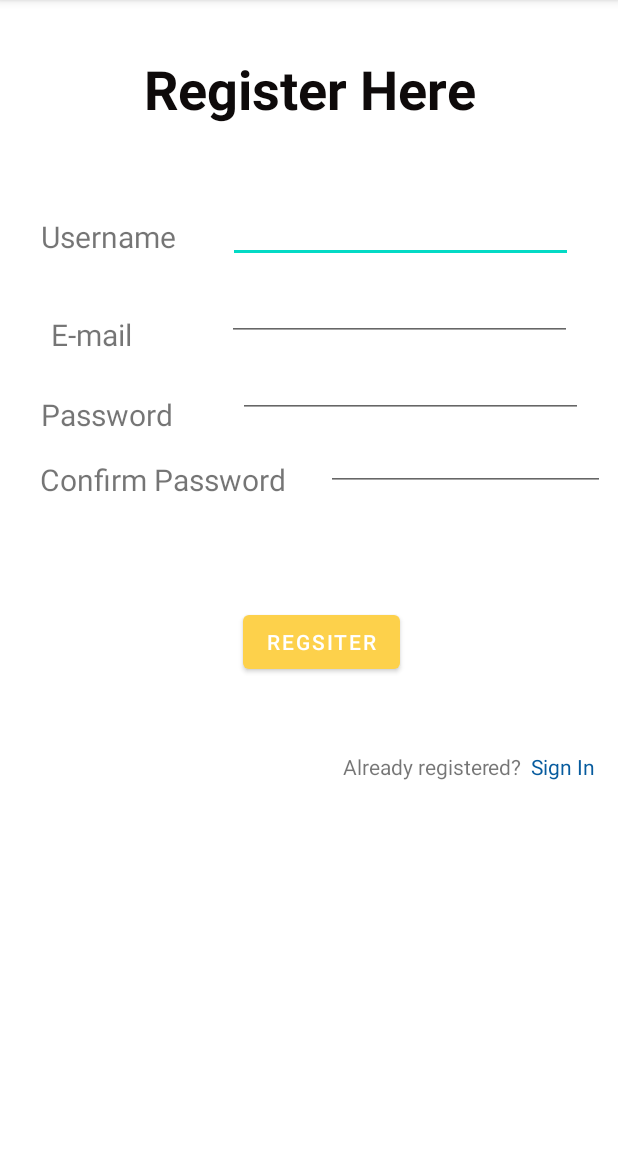
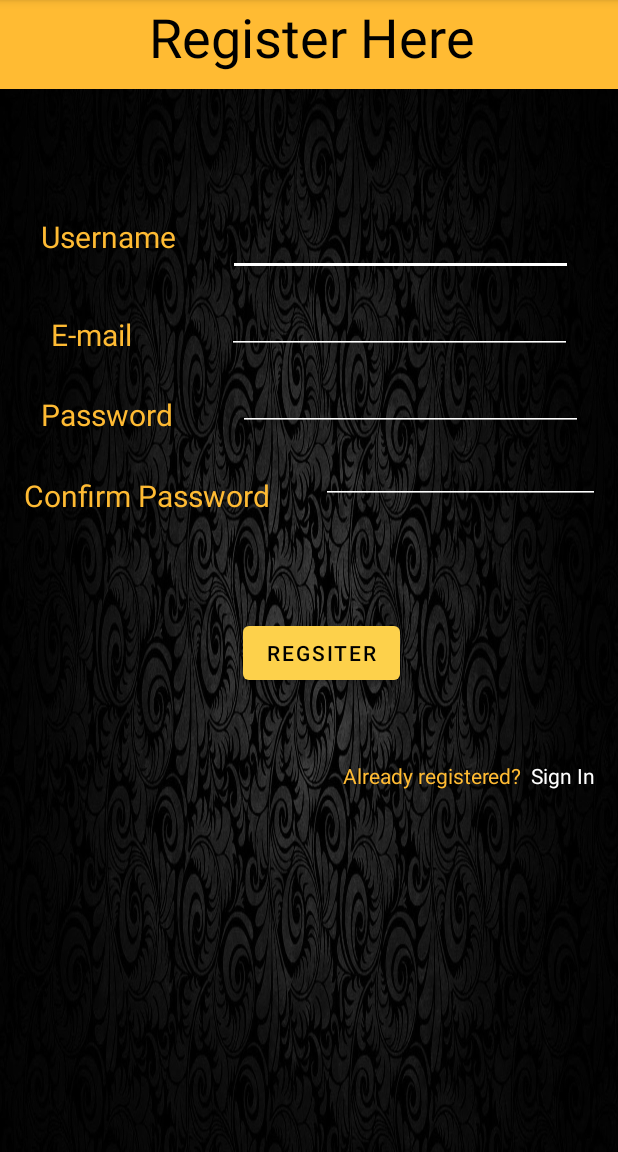
Before and after one commit to aashish2604/TicTacToe, an Android app: the SignUp screen opened directly, with no data from a screen before it, on a phone screen of 412 x 824 dp, the part 84-1236 px from its top. Run offline under Robolectric (Android 15) with nearby library versions, the phone set to English and light mode, and no system bars; our stand-ins replace Firebase (no records; nobody signed in at launch, a user with empty details on screens opened directly).

Commit message:
Worked on the UI of the game

```diff
--- a/app/src/main/java/com/example/tictactoe/Game.java
+++ b/app/src/main/java/com/example/tictactoe/Game.java
@@ -55,14 +55,14 @@ public class Game extends AppCompatActivity {
         if(gameState==1){
             if(activePlayer ==1){
                 //Player 1 gets the first call and gets the symbol X
-                selectImage.setImageResource(R.drawable.X1);
+                selectImage.setImageResource(R.drawable.x);
                 player1.add(selectedBlock);
                 activePlayer=2;
                 counter++;
             }
             else if(gameState ==2){
                 //Player 2 gets  the second call and gets the symbol O
-                selectImage.setImageResource(R.drawable.O);
+                selectImage.setImageResource(R.drawable.o);
                 player2.add(selectedBlock);
                 activePlayer=1;
                 counter++;
--- a/app/src/main/res/layout/activity_sign_up.xml
+++ b/app/src/main/res/layout/activity_sign_up.xml
@@ -4,7 +4,36 @@
     xmlns:tools="http://schemas.android.com/tools"
     android:layout_width="match_parent"
     android:layout_height="match_parent"
+    android:background="@drawable/background"
     tools:context=".SignUp">
+
+    <Toolbar
+        android:layout_width="match_parent"
+        android:layout_height="wrap_content"
+        android:background="@android:color/holo_orange_light"
+        app:layout_constraintBottom_toBottomOf="parent"
+        app:layout_constraintEnd_toEndOf="parent"
+        app:layout_constraintHorizontal_bias="0.0"
+        app:layout_constraintStart_toStartOf="parent"
+        app:layout_constraintTop_toTopOf="parent"
+        app:layout_constraintVertical_bias="0.0">
+
+        <TextView
+            android:id="@+id/textView7"
+            android:layout_width="300dp"
+            android:layout_height="59dp"
+            android:text="   Register Here"
+            android:textColor="@color/black"
+            android:textSize="36sp"
+            android:textAlignment="textEnd"
+            app:layout_constraintBottom_toBottomOf="parent"
+            app:layout_constraintEnd_toEndOf="parent"
+            app:layout_constraintStart_toStartOf="parent"
+            app:layout_constraintTop_toTopOf="parent"
+            app:layout_constraintVertical_bias="0.049"
+            tools:ignore="MissingConstraints" />
+
+    </Toolbar>
 
     <TextView
         android:id="@+id/tvuname"
@@ -12,6 +41,7 @@
         android:layout_height="34dp"
         android:text="Username"
         android:textSize="20dp"
+        android:textColor="@android:color/holo_orange_light"
         app:layout_constraintBottom_toBottomOf="parent"
         app:layout_constraintEnd_toEndOf="parent"
         app:layout_constraintHorizontal_bias="0.087"
@@ -25,6 +55,7 @@
         android:layout_height="23dp"
         android:text="E-mail"
         android:textSize="20dp"
+        android:textColor="@android:color/holo_orange_light"
         app:layout_constraintBottom_toBottomOf="parent"
         app:layout_constraintEnd_toEndOf="parent"
         app:layout_constraintHorizontal_bias="0.109"
@@ -39,6 +70,7 @@
         android:text="Password"
         android:textSize="20dp"
         app:layout_constraintBottom_toBottomOf="parent"
+        android:textColor="@android:color/holo_orange_light"
         app:layout_constraintEnd_toEndOf="parent"
         app:layout_constraintHorizontal_bias="0.087"
         app:layout_constraintStart_toStartOf="parent"
@@ -50,13 +82,14 @@
         android:layout_width="174dp"
         android:layout_height="24dp"
         android:text="Confirm Password"
+        android:textColor="@android:color/holo_orange_light"
         android:textSize="20dp"
         app:layout_constraintBottom_toBottomOf="parent"
         app:layout_constraintEnd_toEndOf="parent"
-        app:layout_constraintHorizontal_bias="0.113"
+        app:layout_constraintHorizontal_bias="0.067"
         app:layout_constraintStart_toStartOf="parent"
         app:layout_constraintTop_toBottomOf="@+id/textView5"
-        app:layout_constraintVertical_bias="0.046" />
+        app:layout_constraintVertical_bias="0.069" />
 
     <EditText
         android:id="@+id/euser"
@@ -68,15 +101,19 @@
         app:layout_constraintEnd_toEndOf="parent"
         app:layout_constraintHorizontal_bias="0.433"
         app:layout_constraintStart_toEndOf="@+id/tvuname"
-        app:layout_constraintTop_toBottomOf="@+id/textView7"
-        app:layout_constraintVertical_bias="0.065"
+        app:layout_constraintTop_toTopOf="parent"
+        app:layout_constraintVertical_bias="0.198"
+        android:textColor="@color/white"
+        android:backgroundTint="@color/white"
         tools:ignore="MissingConstraints" />
 
     <EditText
         android:id="@+id/eemail"
         android:layout_width="230dp"
         android:layout_height="40dp"
+        android:backgroundTint="@color/white"
         android:layout_marginTop="12dp"
+        android:textColor="@color/white"
         android:ems="10"
         android:inputType="textPersonName"
         app:layout_constraintBottom_toBottomOf="parent"
@@ -93,6 +130,8 @@
         android:layout_height="40dp"
         android:ems="10"
         android:inputType="textPassword"
+        android:textColor="@color/white"
+        android:backgroundTint="@color/white"
         app:layout_constraintBottom_toBottomOf="parent"
         app:layout_constraintEnd_toEndOf="parent"
         app:layout_constraintHorizontal_bias="0.567"
@@ -107,35 +146,24 @@
         android:layout_height="40dp"
         android:ems="10"
         android:inputType="textPassword"
+        android:textColor="@color/white"
         app:layout_constraintBottom_toBottomOf="parent"
         app:layout_constraintEnd_toEndOf="parent"
         app:layout_constraintHorizontal_bias="0.666"
         app:layout_constraintStart_toEndOf="@+id/textView6"
         app:layout_constraintTop_toBottomOf="@+id/epassword"
         app:layout_constraintVertical_bias="0.019"
+        android:backgroundTint="@color/white"
         tools:ignore="MissingConstraints" />
 
-    <TextView
-        android:id="@+id/textView7"
-        android:layout_width="263dp"
-        android:layout_height="59dp"
-        android:text="Register Here"
-        android:textAlignment="center"
-        android:textColor="#0E0A0A"
-        android:textSize="36sp"
-        android:textStyle="bold"
-        app:layout_constraintBottom_toBottomOf="parent"
-        app:layout_constraintEnd_toEndOf="parent"
-        app:layout_constraintStart_toStartOf="parent"
-        app:layout_constraintTop_toTopOf="parent"
-        app:layout_constraintVertical_bias="0.049"
-        tools:ignore="MissingConstraints" />
+
 
     <Button
         android:id="@+id/butt"
         android:layout_width="wrap_content"
         android:layout_height="wrap_content"
         android:text="Regsiter"
+        android:textColor="@color/black"
         app:backgroundTint="#FDD14B"
         app:layout_constraintBottom_toBottomOf="parent"
         app:layout_constraintEnd_toEndOf="parent"
@@ -152,6 +180,7 @@
         android:text="Already registered? "
         app:layout_constraintBottom_toBottomOf="parent"
         app:layout_constraintEnd_toEndOf="parent"
+        android:textColor="@android:color/holo_orange_light"
         app:layout_constraintHorizontal_bias="0.797"
         app:layout_constraintStart_toStartOf="parent"
         app:layout_constraintTop_toBottomOf="@+id/butt"
@@ -163,7 +192,7 @@
         android:layout_width="wrap_content"
         android:layout_height="wrap_content"
         android:text="Sign In"
-        android:textColor="#065B9E"
+        android:textColor="@color/white"
         app:layout_constraintBottom_toBottomOf="parent"
         app:layout_constraintEnd_toEndOf="parent"
         app:layout_constraintHorizontal_bias="0.0"
--- a/app/src/main/res/layout/fragment3_layout.xml
+++ b/app/src/main/res/layout/fragment3_layout.xml
@@ -15,6 +15,7 @@
         android:clickable="true"
         android:contentDescription="@string/tab_text_1"
         android:focusable="true"
+        android:backgroundTint="@android:color/holo_orange_light"
         app:layout_constraintBottom_toBottomOf="parent"
         app:layout_constraintEnd_toEndOf="parent"
         app:srcCompat="@android:drawable/ic_input_add" />
--- a/app/src/main/res/layout/singlerowdesign.xml
+++ b/app/src/main/res/layout/singlerowdesign.xml
@@ -2,6 +2,7 @@
 <androidx.cardview.widget.CardView
     xmlns:android="http://schemas.android.com/apk/res/android" android:layout_width="match_parent"
     android:layout_height="wrap_content"
+    android:backgroundTint="@color/black"
     xmlns:app="http://schemas.android.com/apk/res-auto"
     app:cardCornerRadius="10dp"
     android:elevation="10dp"
@@ -26,7 +27,7 @@
             android:layout_marginBottom="9dp"
             android:text="Sample text"
             android:textAlignment="center"
-            android:textColor="@color/black"
+            android:textColor="@color/white"
             android:textSize="20sp"
 
             android:textStyle="bold" />
@@ -35,6 +36,8 @@
             android:id="@+id/request"
             android:layout_width="139dp"
             android:layout_height="52dp"
+            android:backgroundTint="@android:color/holo_orange_light"
+            android:textColor="@color/black"
             android:layout_alignParentStart="true"
             android:layout_alignParentTop="true"
             android:layout_alignParentEnd="true"
```
Also changed, not shown: app/src/main/java/com/example/tictactoe/MainActivity.java (+4 -6 lines), app/src/main/res/layout/activity_main.xml (+14 -4 lines), app/src/main/res/layout/activity_main_screen.xml (+6 -3 lines), app/src/main/res/layout/activity_new_blog_post.xml (+9 -3 lines), app/src/main/res/layout/all_post_layout.xml (+8 -7 lines), app/src/main/res/drawable/background.jpg (renamed from app/src/main/res/drawable/appbackground.jpg), app/src/main/res/drawable/o.jpg (renamed from app/src/main/res/drawable/O.jpg), app/src/main/res/drawable/x.jpg (renamed from app/src/main/res/drawable/X1.jpg).
